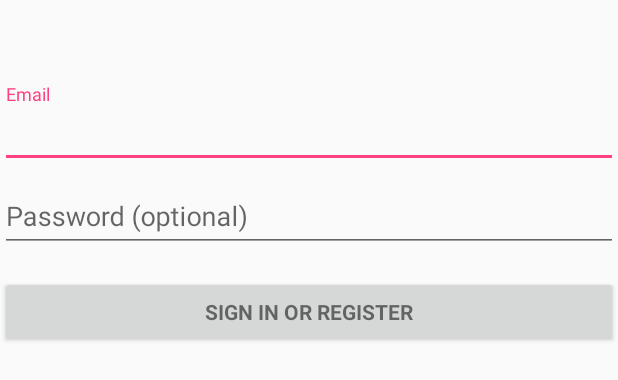
After one commit to PlexusDevelopment/Todo-Android, an Android app: the layout activity_login.xml on its own in the app's theme, with its tools: preview values and no code run, on a phone screen of 412 x 824 dp. The commit adds this screen. Shown: the top 380 px of the screen. Run offline under Robolectric (Android 15) with nearby library versions, the phone set to English and light mode, and no system bars.

Commit message:
Added login/register activity and styles

```diff
--- a/app/build.gradle
+++ b/app/build.gradle
@@ -22,6 +22,7 @@ dependencies {
     implementation fileTree(dir: 'libs', include: ['*.jar'])
     implementation 'com.android.support:appcompat-v7:26.1.0'
     implementation 'com.android.support.constraint:constraint-layout:1.1.2'
+    implementation 'com.android.support:design:26.1.0'
     testImplementation 'junit:junit:4.12'
     androidTestImplementation 'com.android.support.test:runner:1.0.2'
     androidTestImplementation 'com.android.support.test.espresso:espresso-core:3.0.2'
--- /dev/null
+++ b/app/src/main/res/layout/activity_login.xml
@@ -0,0 +1,79 @@
+<?xml version="1.0" encoding="utf-8"?>
+<LinearLayout xmlns:android="http://schemas.android.com/apk/res/android"
+    xmlns:tools="http://schemas.android.com/tools"
+    android:layout_width="match_parent"
+    android:layout_height="match_parent"
+    android:gravity="center_horizontal"
+    android:orientation="vertical"
+    android:fitsSystemWindows="true"
+    android:paddingBottom="@dimen/activity_vertical_margin"
+    android:paddingLeft="@dimen/activity_horizontal_margin"
+    android:paddingRight="@dimen/activity_horizontal_margin"
+    android:paddingTop="@dimen/activity_vertical_margin"
+    tools:context=".LoginActivity">
+
+    <!-- Login progress -->
+    <ProgressBar
+        android:id="@+id/login_progress"
+        style="?android:attr/progressBarStyleLarge"
+        android:layout_width="wrap_content"
+        android:layout_height="wrap_content"
+        android:layout_marginBottom="8dp"
+        android:visibility="gone" />
+
+    <ScrollView
+        android:id="@+id/login_form"
+        android:layout_width="match_parent"
+        android:layout_height="match_parent">
+
+        <LinearLayout
+            android:id="@+id/email_login_form"
+            android:layout_width="match_parent"
+            android:layout_height="wrap_content"
+            android:orientation="vertical">
+
+            <android.support.design.widget.TextInputLayout
+                android:layout_width="match_parent"
+                android:layout_height="wrap_content">
+
+                <AutoCompleteTextView
+                    android:id="@+id/email"
+                    android:layout_width="match_parent"
+                    android:layout_height="wrap_content"
+                    android:hint="@string/prompt_email"
+                    android:inputType="textEmailAddress"
+                    android:maxLines="1"
+                    android:singleLine="true" />
+
+            </android.support.design.widget.TextInputLayout>
+
+            <android.support.design.widget.TextInputLayout
+                android:layout_width="match_parent"
+                android:layout_height="wrap_content">
+
+                <EditText
+                    android:id="@+id/password"
+                    android:layout_width="match_parent"
+                    android:layout_height="wrap_content"
+                    android:hint="@string/prompt_password"
+                    android:imeActionId="6"
+                    android:imeActionLabel="@string/action_sign_in_short"
+                    android:imeOptions="actionUnspecified"
+                    android:inputType="textPassword"
+                    android:maxLines="1"
+                    android:singleLine="true" />
+
+            </android.support.design.widget.TextInputLayout>
+
+            <Button
+                android:id="@+id/email_sign_in_button"
+                style="?android:textAppearanceSmall"
+                android:layout_width="match_parent"
+                android:layout_height="wrap_content"
+                android:layout_marginTop="16dp"
+                android:text="@string/action_sign_in"
+                android:textStyle="bold" />
+
+        </LinearLayout>
+    </ScrollView>
+</LinearLayout>
--- /dev/null
+++ b/app/src/main/res/values/dimens.xml
@@ -0,0 +1,5 @@
+<resources>
+    <!-- Default screen margins, per the Android Design guidelines. -->
+    <dimen name="activity_horizontal_margin">16dp</dimen>
+    <dimen name="activity_vertical_margin">16dp</dimen>
+</resources>
--- a/app/src/main/res/values/strings.xml
+++ b/app/src/main/res/values/strings.xml
@@ -2,4 +2,18 @@
     <string name="app_name">TodoApp</string>
     <string name="lbl_username">Username</string>
     <string name="lbl_password">Password</string>
+    <string name="title_activity_login">Sign in</string>
+
+    <!-- Strings related to login -->
+    <string name="prompt_email">Email</string>
+    <string name="prompt_password">Password (optional)</string>
+    <string name="action_sign_in">Sign in or register</string>
+    <string name="action_sign_in_short">Sign in</string>
+    <string name="error_invalid_email">This email address is invalid</string>
+    <string name="error_invalid_password">This password is too short</string>
+    <string name="error_incorrect_password">This password is incorrect</string>
+    <string name="error_field_required">This field is required</string>
+    <string name="permission_rationale">"Contacts permissions are needed for providing email
+        completions."
+    </string>
 </resources>
--- a/app/src/main/res/values/styles.xml
+++ b/app/src/main/res/values/styles.xml
@@ -6,6 +6,8 @@
         <item name="colorPrimary">@color/colorPrimary</item>
         <item name="colorPrimaryDark">@color/colorPrimaryDark</item>
         <item name="colorAccent">@color/colorAccent</item>
+        <item name="android:windowTranslucentStatus">true</item>
+        <item name="android:windowTranslucentNavigation">true</item>
     </style>
 
 </resources>
--- a/build.gradle
+++ b/build.gradle
@@ -7,12 +7,12 @@ buildscript {
         jcenter()
     }
     dependencies {
-        classpath 'com.android.tools.build:gradle:3.1.3'
+        classpath 'com.android.tools.build:gradle:3.1.0'
 
 
         // NOTE: Do not place your application dependencies here; they belong
         // in the individual module build.gradle files
-        classpath 'com.google.gms:google-services:3.1.1'
+        classpath 'com.google.gms:google-services:3.2.0'
     }
 }
 
```
Also changed, not shown: app/src/main/AndroidManifest.xml (+13 -1 lines), app/src/main/java/com/example/hyunjinoh/todoapp/LoginActivity.java (added, +357 -0 lines).
